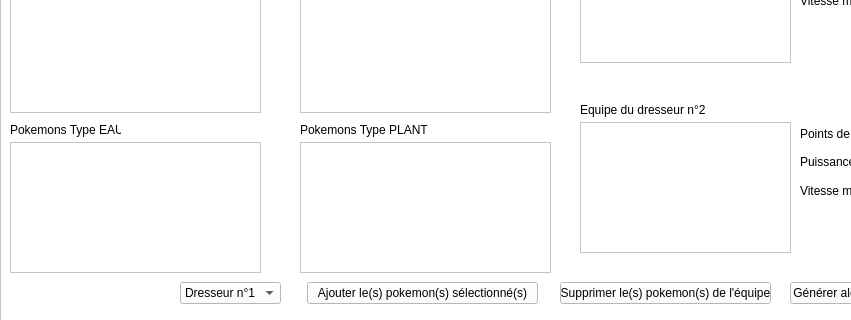
Old version of the form homewidget.ui in the repository s1nyx/TP-Pokemon; both pictures show x 0 to 851 and y 98 to 418 of the 990 by 418 pixel window.
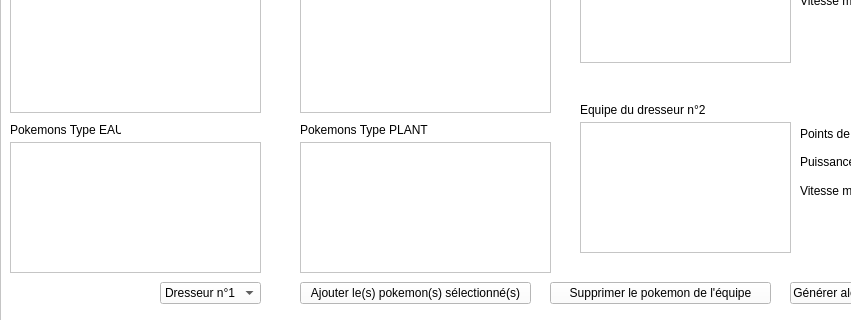
New version of the form.

Commit message: feat(homewidget): Added generate random pokemons, removing pokemon

The edit to the form file:
```diff
--- a/homewidget.ui
+++ b/homewidget.ui
@@ -726,14 +726,14 @@
    <widget class="QPushButton" name="removePokemon">
     <property name="geometry">
      <rect>
-      <x>560</x>
+      <x>550</x>
       <y>380</y>
-      <width>211</width>
+      <width>221</width>
       <height>22</height>
      </rect>
     </property>
     <property name="text">
-     <string>Supprimer le(s) pokemon(s) de l'équipe</string>
+     <string>Supprimer le pokemon de l'équipe</string>
     </property>
    </widget>
    <widget class="QPushButton" name="generatePokemon">
@@ -818,7 +818,7 @@
    <widget class="QPushButton" name="addPokemon">
     <property name="geometry">
      <rect>
-      <x>307</x>
+      <x>300</x>
       <y>380</y>
       <width>231</width>
       <height>22</height>
@@ -831,7 +831,7 @@
    <widget class="QComboBox" name="targetedTrainer">
     <property name="geometry">
      <rect>
-      <x>180</x>
+      <x>160</x>
       <y>380</y>
       <width>101</width>
       <height>22</height>
```
The commit also changes 5 other files.
